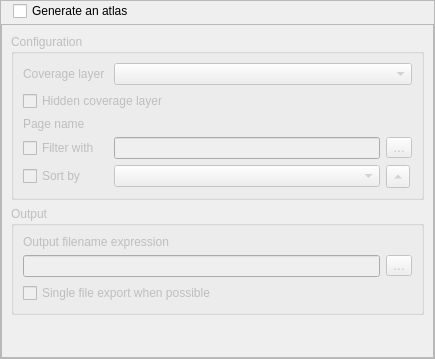
Above: src/ui/composer/qgsatlascompositionwidgetbase.ui from qgis/QGIS before the change. Below: the same form after it.
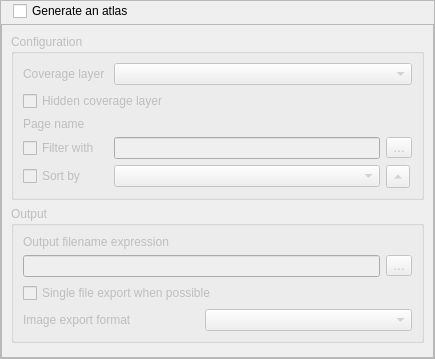
That is the form after the change. Icons and pictures are not drawn. Custom widgets are drawn as their Qt base class.

Commit message:
[atlas] move file format for image export to atlas widget
Two big wins:
- remember file format across sessions (no more accidental
.bmp atlas export!)
- use native directory picker

```diff
--- a/src/ui/composer/qgsatlascompositionwidgetbase.ui
+++ b/src/ui/composer/qgsatlascompositionwidgetbase.ui
@@ -289,6 +289,16 @@
                </property>
               </widget>
              </item>
+             <item row="3" column="1" colspan="2">
+              <widget class="QComboBox" name="mAtlasFileFormat"/>
+             </item>
+             <item row="3" column="0">
+              <widget class="QLabel" name="mFileFormatLabel">
+               <property name="text">
+                <string>Image export format</string>
+               </property>
+              </widget>
+             </item>
             </layout>
            </widget>
           </item>
```
The commit also changes 7 other files.
